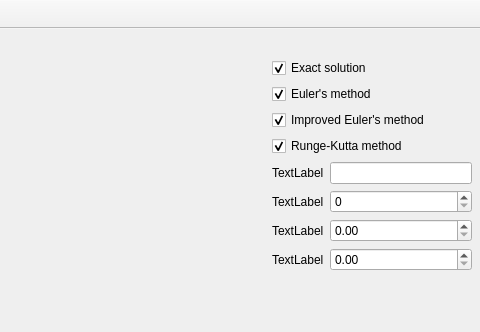
Old version of the form Differential-equation/window/mainwindow.ui in the repository V-Roman-V/Differential-equation; both pictures show x 544 to 1024 and y 0 to 332 of the 1024 by 768 pixel window.
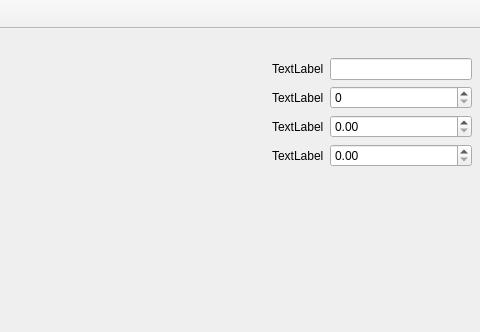
New version of the form. Icons and pictures are not drawn. Custom widgets are drawn as their Qt base class.

Commit message: Finished first page. Add approximation methods: euler, improved euler, runge kutta Add changing base point

```diff
--- a/Differential-equation/window/mainwindow.ui
+++ b/Differential-equation/window/mainwindow.ui
@@ -136,82 +136,6 @@
             </property>
            </spacer>
           </item>
-          <item>
-           <widget class="QCheckBox" name="checkBox_2">
-            <property name="sizePolicy">
-             <sizepolicy hsizetype="Minimum" vsizetype="Fixed">
-              <horstretch>0</horstretch>
-              <verstretch>0</verstretch>
-             </sizepolicy>
-            </property>
-            <property name="minimumSize">
-             <size>
-              <width>60</width>
-              <height>0</height>
-             </size>
-            </property>
-            <property name="maximumSize">
-             <size>
-              <width>200</width>
-              <height>16777215</height>
-             </size>
-            </property>
-            <property name="text">
-             <string>Exact solution</string>
-            </property>
-            <property name="checked">
-             <bool>true</bool>
-            </property>
-           </widget>
-          </item>
-          <item>
-           <widget class="QCheckBox" name="checkBox">
-            <property name="sizePolicy">
-             <sizepolicy hsizetype="Minimum" vsizetype="Fixed">
-              <horstretch>0</horstretch>
-              <verstretch>0</verstretch>
-             </sizepolicy>
-            </property>
-            <property name="minimumSize">
-             <size>
-              <width>60</width>
-              <height>0</height>
-             </size>
-            </property>
-            <property name="maximumSize">
-             <size>
-              <width>200</width>
-              <height>16777215</height>
-             </size>
-            </property>
-            <property name="text">
-             <string>Euler's method</string>
-            </property>
-            <property name="checked">
-             <bool>true</bool>
-            </property>
-           </widget>
-          </item>
-          <item>
-           <widget class="QCheckBox" name="checkBox_6">
-            <property name="text">
-             <string>Improved Euler's method</string>
-            </property>
-            <property name="checked">
-             <bool>true</bool>
-            </property>
-           </widget>
-          </item>
-          <item>
-           <widget class="QCheckBox" name="checkBox_7">
-            <property name="text">
-             <string>Runge-Kutta method</string>
-            </property>
-            <property name="checked">
-             <bool>true</bool>
-            </property>
-           </widget>
-          </item>
           <item>
            <layout class="QFormLayout" name="FL_pGraph">
             <item row="0" column="0">
```
Left out of the diff: 113 changed lines with no effect on the pictures. The commit also changes 19 other files.
